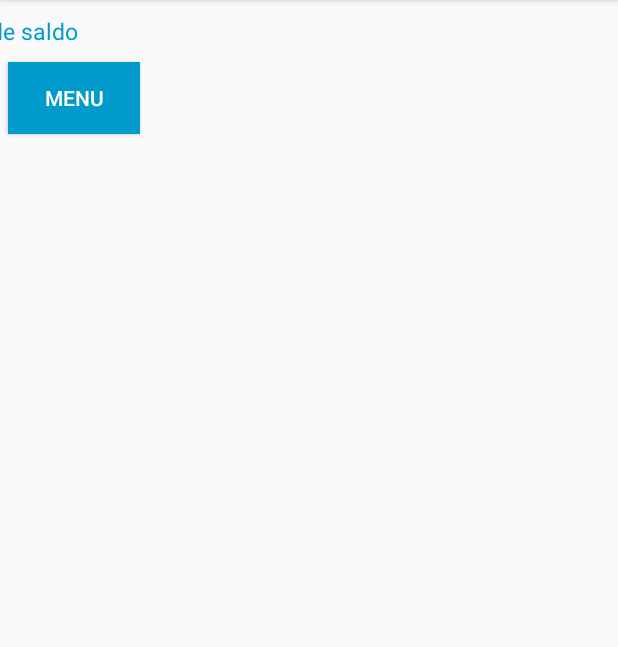
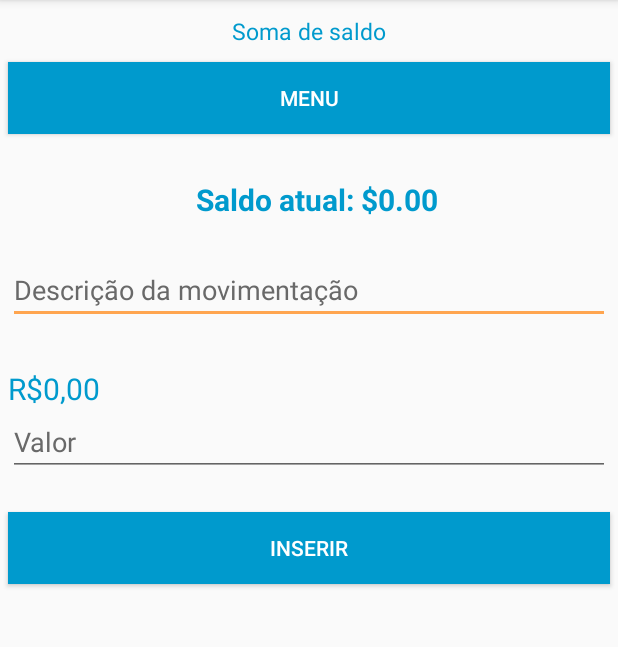
Before and after one commit to contazul/appcontazul, an Android app: the SomaDeSaldoActivity screen opened directly, with no data from a screen before it, on a phone screen of 412 x 824 dp, the part 84-731 px from its top. Run offline under Robolectric (Android 15) with nearby library versions, the phone set to English and light mode, and no system bars; libraries missing offline, so code that uses them is left out: org.springframework.core, org.springframework.http, org.springframework.web; 7 statements that could not run were skipped.

Commit message:
Realizei mais ajustes no layout (Perfil da conta, soma de saldo, central)

```diff
--- a/app/src/main/res/layout/activity_central.xml
+++ b/app/src/main/res/layout/activity_central.xml
@@ -374,7 +374,7 @@
         style="@style/editText">
 
         <TextView
-            android:layout_width="match_parent"
+            android:layout_width="wrap_content"
             android:layout_height="wrap_content"
             android:text="Total em benefício mensal"
             android:layout_marginStart="10sp"
@@ -382,6 +382,7 @@
             android:layout_marginTop="30sp"
             android:textSize="20sp"
             android:textColor="#696969"
+            android:layout_gravity="center"
             />
 
         <TextView
@@ -422,7 +423,7 @@
         >
 
         <TextView
-            android:layout_width="match_parent"
+            android:layout_width="wrap_content"
             android:layout_height="wrap_content"
             android:text="Total em soma de saldo referente ao mês atual:"
             android:layout_marginStart="10sp"
@@ -430,6 +431,7 @@
             android:layout_marginTop="30sp"
             android:textSize="20sp"
             android:textColor="#696969"
+            android:layout_gravity="center"
             />
 
         <TextView
--- a/app/src/main/res/layout/activity_soma_de_saldo.xml
+++ b/app/src/main/res/layout/activity_soma_de_saldo.xml
@@ -1,9 +1,10 @@
 <?xml version="1.0" encoding="utf-8"?>
-<android.support.constraint.ConstraintLayout xmlns:android="http://schemas.android.com/apk/res/android"
+<LinearLayout xmlns:android="http://schemas.android.com/apk/res/android"
     xmlns:app="http://schemas.android.com/apk/res-auto"
     xmlns:tools="http://schemas.android.com/tools"
     android:layout_width="match_parent"
     android:layout_height="match_parent"
+    android:orientation="vertical"
     tools:context=".activity.SomaDeSaldoActivity">
 
     <TextView
@@ -12,102 +13,32 @@
         android:id="@+id/textView_funcionalidade2"
         android:text="@string/activitySomaDeSaldo_funcionalidade"
         android:textColor="@color/colorPrimary"
-        app:layout_constraintTop_toTopOf="parent"
-        app:layout_constraintLeft_toLeftOf="parent"
-        app:layout_constraintRight_toLeftOf="parent"
         android:layout_marginTop="10sp"
         android:textSize="15sp"
+        android:layout_gravity="center"
         />
 
-    <Button
+    <ProgressBar
+        android:id="@+id/pbHeaderProgress"
         android:layout_width="wrap_content"
         android:layout_height="wrap_content"
+        android:layout_gravity="center"
+        android:layout_marginTop="10dp"
+        android:visibility="gone"
+        >
+    </ProgressBar>
+
+    <Button
+        android:layout_width="match_parent"
+        android:layout_height="wrap_content"
         android:id="@+id/button_menu"
-        app:layout_constraintTop_toBottomOf="@+id/textView_funcionalidade2"
-        app:layout_constraintLeft_toLeftOf="parent"
-        android:layout_marginLeft="5dp"
         android:layout_marginTop="10dp"
         android:text="@string/activityCentral_buttonMenu"
         android:background="@color/colorPrimary"
         android:textColor="#FFF"
         android:onClick="contralMostrarMenu"
-        android:layout_marginStart="5dp" />
-
-    <EditText
-        android:layout_width="match_parent"
-        android:layout_height="wrap_content"
-        android:id="@+id/editText_DescricaoMovimentacao"
-        style="@style/editText"
-        android:hint="@string/activitySomaDeSaldo_editText_DescricaoMovimentacao"
-        android:width="280dp"
-        app:layout_constraintTop_toTopOf="@+id/button_menu"
-        app:layout_constraintBottom_toBottomOf="@+id/button_menu"
-        app:layout_constraintLeft_toLeftOf="parent"
-        android:layout_marginTop="100dp"
         android:layout_marginStart="5dp"
         android:layout_marginEnd="5dp"
-        />
-
-    <TextView
-        android:layout_width="wrap_content"
-        android:layout_height="wrap_content"
-        android:id="@+id/textView_RE28"
-        android:text=""
-        app:layout_constraintBottom_toBottomOf="@+id/editText_DescricaoMovimentacao"
-        app:layout_constraintTop_toBottomOf="@+id/editText_DescricaoMovimentacao"
-        app:layout_constraintLeft_toLeftOf="parent"
-        app:layout_constraintTop_toTopOf="@+id/editText_DescricaoMovimentacao"
-        android:layout_marginTop="55sp"
-        android:layout_marginStart="5sp"
-        android:layout_marginEnd="5sp"
-        android:textSize="15sp"
-        android:textColor="#FF0000"
-        />
-
-    <EditText
-        android:layout_width="match_parent"
-        android:layout_height="wrap_content"
-        android:id="@+id/editText_ValorDaMovimentacao"
-        style="@style/editText"
-        android:hint="@string/activitySomaDeSaldo_editText_ValorDaMovimentacao"
-        app:layout_constraintBottom_toBottomOf="@+id/textView_RE28"
-        app:layout_constraintTop_toBottomOf="@+id/textView_RE28"
-        app:layout_constraintTop_toTopOf="@+id/textView_RE28"
-        app:layout_constraintLeft_toLeftOf="parent"
-        android:layout_marginTop="65dp"
-        android:layout_marginStart="5dp"
-        android:inputType="number"
-        android:layout_marginEnd="200dp"
-        />
-
-    <TextView
-        android:layout_width="wrap_content"
-        android:layout_height="wrap_content"
-        android:id="@+id/activityPerfilConta_textViewValorFormatado"
-        android:text="@string/activitySomadeSaldo_textValorFormatado"
-        android:textColor="@color/colorPrimary"
-        app:layout_constraintBottom_toBottomOf="@+id/editText_DescricaoMovimentacao"
-        app:layout_constraintTop_toBottomOf="@+id/editText_DescricaoMovimentacao"
-        app:layout_constraintTop_toTopOf="@+id/editText_DescricaoMovimentacao"
-        app:layout_constraintLeft_toRightOf="@+id/editText_ValorDaMovimentacao"
-        android:layout_marginStart="5sp"
-        android:layout_marginTop="120sp"
-        android:textSize="20sp"
-        />
-
-    <TextView
-        android:layout_width="wrap_content"
-        android:layout_height="wrap_content"
-        android:id="@+id/textView_RE29"
-        android:text=""
-        app:layout_constraintTop_toTopOf="@+id/editText_ValorDaMovimentacao"
-        app:layout_constraintBottom_toBottomOf="@+id/editText_ValorDaMovimentacao"
-        app:layout_constraintLeft_toLeftOf="parent"
-        app:layout_constraintTop_toBottomOf="@+id/editText_ValorDaMovimentacao"
-        android:layout_marginTop="55sp"
-        android:layout_marginStart="5sp"
-        android:textSize="15sp"
-        android:textColor="#FF0000"
         />
 
     <TextView
@@ -118,26 +49,84 @@
         app:layout_constraintTop_toTopOf="@+id/textView_RE29"
         app:layout_constraintBottom_toBottomOf="@+id/textView_RE29"
         app:layout_constraintLeft_toLeftOf="parent"
-        android:layout_marginTop="55dp"
+        android:layout_marginTop="30sp"
         android:layout_marginStart="5dp"
         android:textSize="20sp"
+        android:layout_gravity="center"
+        android:textStyle="bold"
+        android:textColor="@color/colorPrimary"
+        />
+
+    <EditText
+        android:layout_width="match_parent"
+        android:layout_height="wrap_content"
+        android:id="@+id/editText_DescricaoMovimentacao"
+        android:hint="@string/activitySomaDeSaldo_editText_DescricaoMovimentacao"
+        style="@style/StyledTilEditTextTheme"
+        android:textColor="@color/colorPrimary"
+        android:layout_marginTop="30dp"
+        android:layout_marginStart="5dp"
+        android:layout_marginEnd="5dp"
+        />
+
+    <TextView
+        android:layout_width="wrap_content"
+        android:layout_height="wrap_content"
+        android:id="@+id/textView_RE28"
+        android:text=""
+        android:layout_marginTop="5sp"
+        android:layout_marginStart="5sp"
+        android:layout_marginEnd="5sp"
+        android:textSize="10sp"
+        android:textColor="#FF0000"
+        />
+
+    <TextView
+        android:layout_width="wrap_content"
+        android:layout_height="wrap_content"
+        android:id="@+id/activityPerfilConta_textViewValorFormatado"
+        android:text="@string/activitySomadeSaldo_textValorFormatado"
+        android:textColor="@color/colorPrimary"
+        android:textSize="20sp"
+        android:layout_marginTop="10sp"
+        android:layout_marginStart="5sp"
+        />
+
+    <EditText
+        android:layout_width="match_parent"
+        android:layout_height="wrap_content"
+        android:id="@+id/editText_ValorDaMovimentacao"
+        android:hint="@string/activitySomaDeSaldo_editText_ValorDaMovimentacao"
+        android:inputType="number"
+        style="@style/StyledTilEditTextTheme"
+        android:textColor="@color/colorPrimary"
+        android:layout_marginTop="5dp"
+        android:layout_marginStart="5dp"
+        android:layout_marginEnd="5dp"
+        />
+
+    <TextView
+        android:layout_width="wrap_content"
+        android:layout_height="wrap_content"
+        android:id="@+id/textView_RE29"
+        android:text=""
+        android:layout_marginStart="5sp"
+        android:layout_marginEnd="5sp"
+        android:textSize="10sp"
+        android:textColor="#FF0000"
         />
 
     <Button
-        android:layout_width="wrap_content"
+        android:layout_width="match_parent"
         android:layout_height="wrap_content"
         android:id="@+id/button_InserirMovimentacao"
         android:text="@string/activitySomadeSaldo_button"
-        app:layout_constraintTop_toTopOf="@+id/textView_SaldodaConta"
-        app:layout_constraintBottom_toBottomOf="@+id/textView_SaldodaConta"
-        app:layout_constraintLeft_toLeftOf="parent"
-        android:layout_marginTop="90dp"
-        android:layout_marginStart="5dp"
         android:textColor="#FFF"
         android:background="@color/colorPrimary"
-        android:paddingRight="5dp"
-        android:paddingLeft="5dp"
         android:onClick="buttonInserirMovimentacao"
+        android:layout_marginStart="5dp"
+        android:layout_marginEnd="5dp"
+        android:layout_marginTop="10dp"
         />
 
     <LinearLayout
@@ -145,14 +134,13 @@
         android:layout_height="match_parent"
         android:orientation="vertical"
         app:layout_constraintTop_toBottomOf="@+id/button_InserirMovimentacao"
-        android:layout_marginTop="330dp"
+        android:layout_marginTop="10dp"
         >
     <ListView
         android:layout_width="match_parent"
         android:layout_height="wrap_content"
         android:id="@+id/listaSaldoConta"
-
         />
     </LinearLayout>
 
-</android.support.constraint.ConstraintLayout>
+</LinearLayout>
```
Also changed, not shown: app/src/main/java/br/com/appcontazul/activity/PerfilContaActivity.java (+87 -20 lines), app/src/main/java/br/com/appcontazul/activity/SomaDeSaldoActivity.java (+90 -10 lines), app/src/main/res/layout/activity_perfil_conta.xml (+7 -5 lines).
